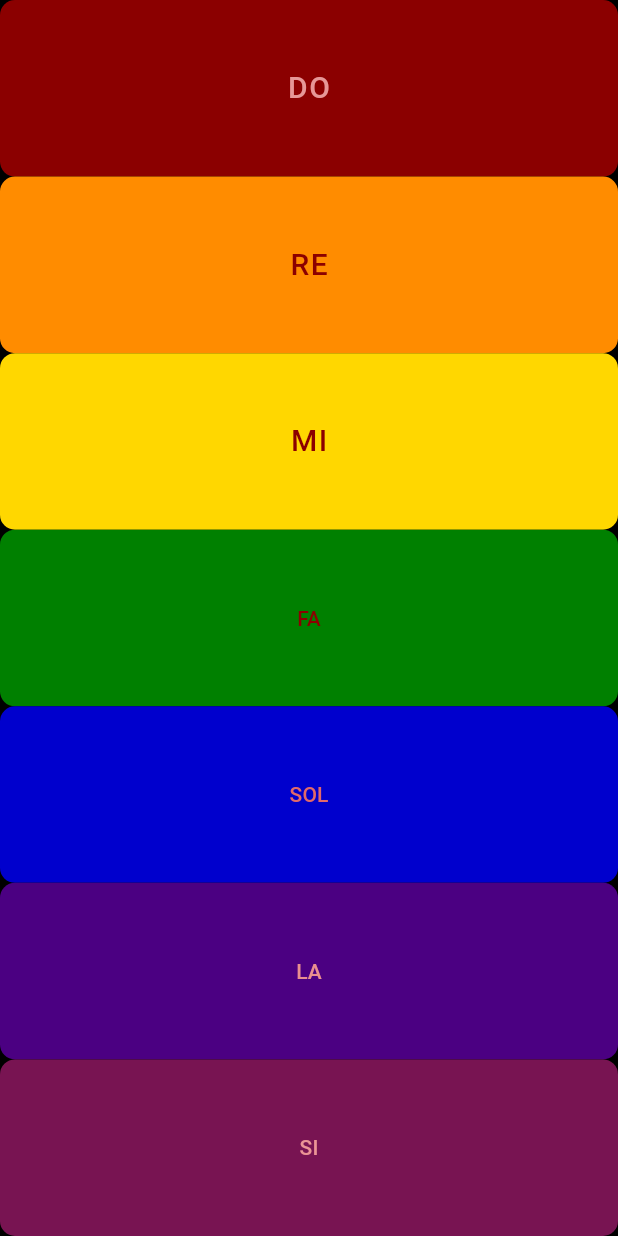
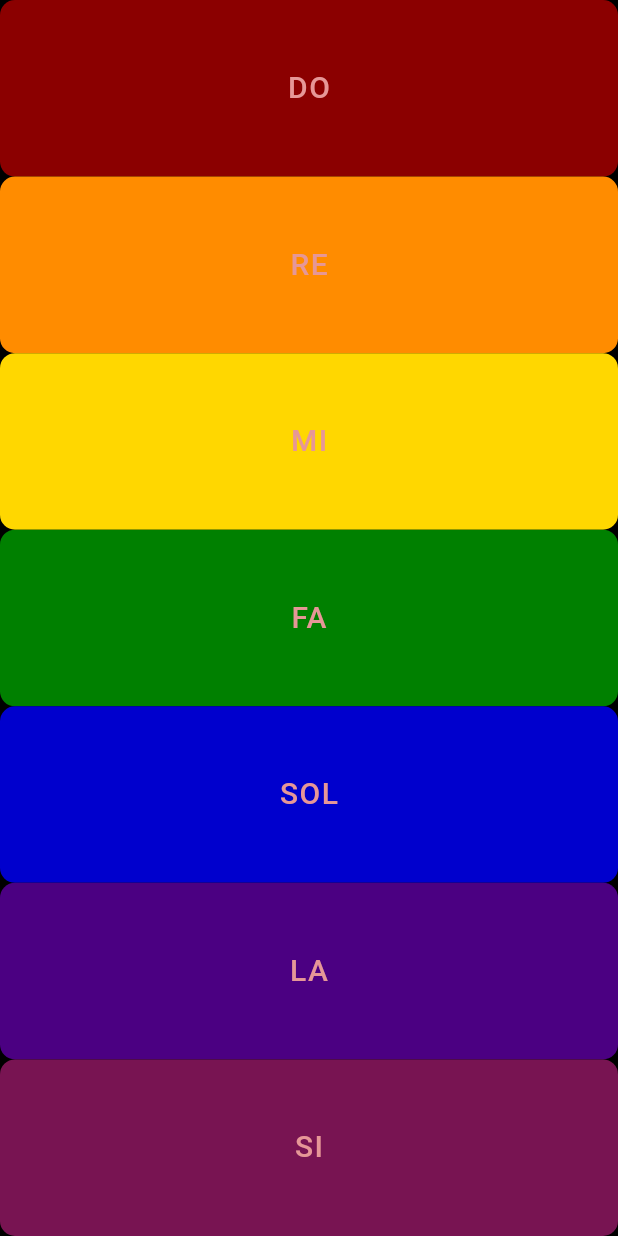
Before and after one commit to Aleks512/do-re-mi-fa-sol-la-si, a Flutter app: the screen it shows after launch, on a phone screen of 412 x 824 dp. Run offline on Flutter 3.47's test engine with Material 3 defaults, Android fonts, the light colour scheme and no system bars; our stand-ins replace audioplayers.

Commit message:
refactor 7 expanded widgets within one Functiond

```diff
--- a/xylophone/lib/main.dart
+++ b/xylophone/lib/main.dart
@@ -1,7 +1,5 @@
-import 'package:flutter/cupertino.dart';
 import 'package:flutter/material.dart';
 import 'package:audioplayers/audioplayers.dart';
-import 'package:flutter/widgets.dart';
 
 void main() {
   runApp(const XylophoneApp());
@@ -14,6 +12,30 @@
     player.play(AssetSource('note$noteNumber.wav'));
   }
 
+  Expanded buildKey(Color btncolor, int noteNumber, String name) {
+    return Expanded(
+      child: TextButton(
+        style: TextButton.styleFrom(
+          backgroundColor: btncolor,
+          shape: RoundedRectangleBorder(
+            borderRadius: BorderRadius.circular(10),
+          ),
+          padding: const EdgeInsets.all(16),
+        ),
+        onPressed: () {
+          playNote(noteNumber);
+        },
+        child: Text(
+          name,
+          style: const TextStyle(
+              color: Color.fromARGB(255, 230, 151, 151), // #8B0000
+              fontSize: 20.0,
+              letterSpacing: 1.0),
+        ),
+      ),
+    );
+  }
+
   @override
   Widget build(BuildContext context) {
     return MaterialApp(
@@ -24,147 +46,13 @@
           child: Column(
             crossAxisAlignment: CrossAxisAlignment.stretch,
             children: [
-              Expanded(
-                child: TextButton(
-                  child: Text(
-                    'DO',
-                    style: TextStyle(
-                        color: Color.fromARGB(255, 230, 151, 151), // #8B0000
-                        fontSize: 20.0,
-                        letterSpacing: 1.0),
-                  ),
-                  style: TextButton.styleFrom(
-                    backgroundColor: Color.fromARGB(255, 139, 0, 0),
-                    shape: RoundedRectangleBorder(
-                      borderRadius: BorderRadius.circular(10),
-                    ),
-                    padding: EdgeInsets.all(16),
-                  ),
-                  onPressed: () {
-                    playNote(1);
-                  },
-                ),
-              ),
-              Expanded(
-                child: TextButton(
-                  child: Text(
-                    'RE',
-                    style:TextStyle(color: Color.fromARGB(255, 139, 0, 0), // #8B0000
-                        fontSize: 20.0,
-                        letterSpacing: 1.0),
-                  ),
-                  style: TextButton.styleFrom(
-                    backgroundColor: Color.fromARGB(255, 255, 140, 0), // #FF8C00,
-                    shape: RoundedRectangleBorder(
-                      borderRadius: BorderRadius.circular(10),
-                    ),
-                    padding: EdgeInsets.all(16),
-                  ),
-                  onPressed: () {
-                    playNote(2);
-                  },
-                ),
-              ),
-              Expanded(
-                child: TextButton(
-                  child: Text(
-                    'MI',
-                    style:TextStyle(color: Color.fromARGB(255, 139, 0, 0), // #8B0000
-                        fontSize: 20.0,
-                        letterSpacing: 1.0)
-                  ),
-                  style: TextButton.styleFrom(
-                    backgroundColor: Color.fromARGB(255, 255, 215, 0), // #FFD700
-                    shape: RoundedRectangleBorder(
-                      borderRadius: BorderRadius.circular(10),
-                    ),
-                    padding: EdgeInsets.all(16),
-                  ),
-                  onPressed: () {
-                    playNote(3);
-                  },
-                ),
-              ),
-              Expanded(
-                child: TextButton(
-                  child: Text(
-                    'FA',
-                    style:
-                        TextStyle(color: Color.fromARGB(255, 139, 0, 0) // #8B0000
-                            ),
-                  ),
-                  style: TextButton.styleFrom(
-                    backgroundColor: Color.fromARGB(255, 0, 128, 0), // #008000
-                    shape: RoundedRectangleBorder(
-                      borderRadius: BorderRadius.circular(10),
-                    ),
-                    padding: EdgeInsets.all(16),
-                  ),
-                  onPressed: () {
-                    playNote(4);
-                  },
-                ),
-              ),
-              Expanded(
-                child: TextButton(
-                  child: Text(
-                    'SOL',
-                    style:
-                        TextStyle(color: Color.fromARGB(255, 225, 105, 105) // #8B0000
-                            ),
-                  ),
-                  style: TextButton.styleFrom(
-                    backgroundColor: Color.fromARGB(255, 0, 0, 205), // #0000CD
-                    shape: RoundedRectangleBorder(
-                      borderRadius: BorderRadius.circular(10),
-                    ),
-                    padding: EdgeInsets.all(16),
-                  ),
-                  onPressed: () {
-                    playNote(5);
-                  },
-                ),
-              ),
-              Expanded(
-                child: TextButton(
-                  child: Text(
-                    'LA',
-                    style:
-                        TextStyle(color: Color.fromARGB(255, 233, 143, 143) // #8B0000
-                            ),
-                  ),
-                  style: TextButton.styleFrom(
-                    backgroundColor: Color.fromARGB(255, 75, 0, 130), // #0000CD
-                    shape: RoundedRectangleBorder(
-                      borderRadius: BorderRadius.circular(10),
-                    ),
-                    padding: EdgeInsets.all(16),
-                  ),
-                  onPressed: () {
-                    playNote(6);
-                  },
-                ),
-              ),
-              Expanded(
-                child: TextButton(
-                  child: Text(
-                    'SI',
-                    style: TextStyle(
-                        color: Color.fromARGB(255, 235, 149, 149) // #8B0000
-                        ),
-                  ),
-                  style: TextButton.styleFrom(
-                    backgroundColor: Color.fromARGB(255, 120, 20, 82), // #0000CD
-                    shape: RoundedRectangleBorder(
-                      borderRadius: BorderRadius.circular(10),
-                    ),
-                    padding: EdgeInsets.all(16),
-                  ),
-                  onPressed: () {
-                    playNote(7);
-                  },
-                ),
-              ),
+              buildKey(const Color.fromARGB(255, 139, 0, 0), 1, "DO"),
+              buildKey(const Color.fromARGB(255, 255, 140, 0),2, "RE"),
+              buildKey(const Color.fromARGB(255, 255, 215, 0),3, "MI"),
+              buildKey(const Color.fromARGB(255, 0, 128, 0),4, "FA"),
+              buildKey(const Color.fromARGB(255, 0, 0, 205),5, "SOL"),
+              buildKey(const Color.fromARGB(255, 75, 0, 130),6, "LA"),
+              buildKey(const Color.fromARGB(255, 120, 20, 82),7, "SI"),
             ],
           ),
         ),
```
